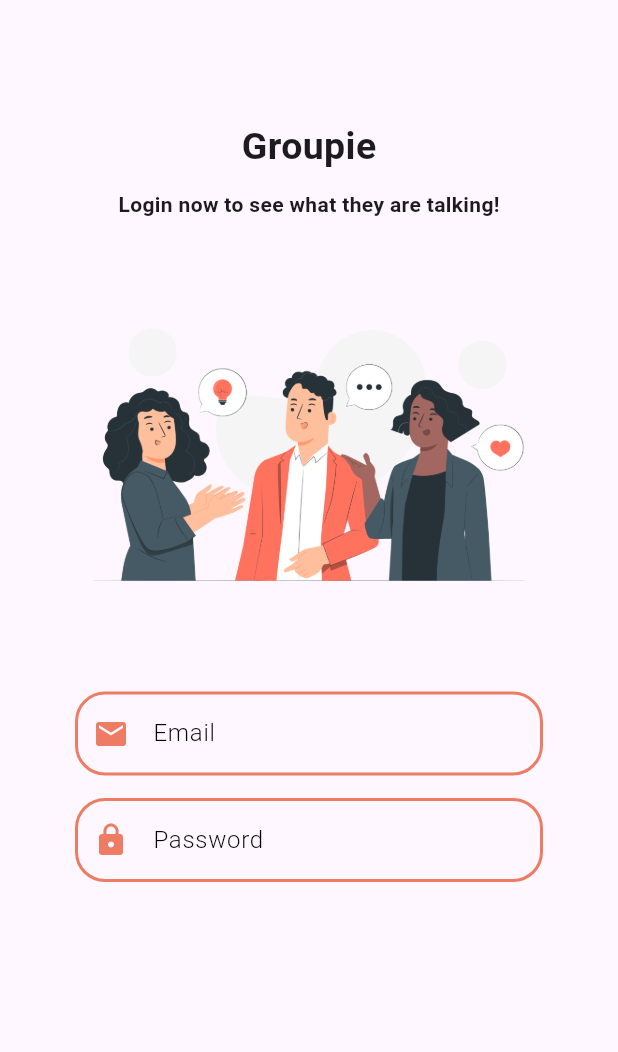
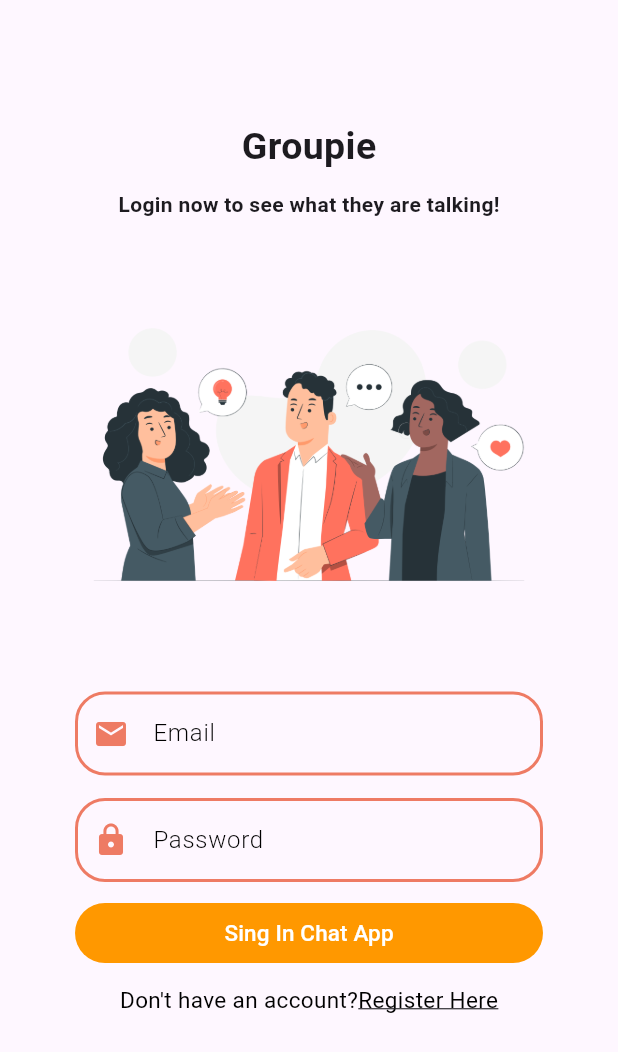
Before and after one commit to mertaksoyy/ChatApp, a Flutter app: the screen it shows after launch, on a phone screen of 412 x 824 dp. Shown: the top 1052 px of the screen. Run offline on Flutter 3.47's test engine with Material 3 defaults, Android fonts, the phone set to English and light mode, and no system bars; our stand-ins replace firebase_core, shared_preferences; accounts and stored records are empty.

Commit message:
Chat App

```diff
--- a/chatapp_firebase/lib/main.dart
+++ b/chatapp_firebase/lib/main.dart
@@ -1,6 +1,6 @@
 import 'package:chatapp_firebase/helper/helper_function.dart';
-import 'package:chatapp_firebase/pages/auth/home_page.dart';
-import 'package:chatapp_firebase/pages/login_page.dart';
+import 'package:chatapp_firebase/pages/auth/login_page.dart';
+import 'package:chatapp_firebase/pages/home_page.dart';
 import 'package:chatapp_firebase/shared/constants.dart';
 import 'package:firebase_core/firebase_core.dart';
 import 'package:flutter/material.dart';
--- a/chatapp_firebase/lib/pages/login_page.dart
+++ b/chatapp_firebase/lib/pages/auth/login_page.dart
@@ -1,4 +1,6 @@
+import 'package:chatapp_firebase/pages/auth/register_page.dart';
 import 'package:chatapp_firebase/widgets/widgets.dart';
+import 'package:flutter/gestures.dart';
 import 'package:flutter/material.dart';
 
 class LoginPage extends StatefulWidget {
@@ -59,7 +61,7 @@ class _LoginPageState extends State<LoginPage> {
                       : "Please enter a valid email";
                 },
               ),
-              SizedBox(
+              const SizedBox(
                 height: 15,
               ),
               TextFormField(
@@ -71,10 +73,11 @@ class _LoginPageState extends State<LoginPage> {
                     color: Color(0xFFee7b64),
                   ),
                 ),
+                //check the who is entering the email right or not
                 validator: (val) {
                   if (/*val.length < 6 || val == null*/ val == null ||
                       val.length < 6) {
-                    return "Password must be longer than 6 character or can not be empty";
+                    return "Password must be longer than 6 character";
                   } else {
                     return null;
                   }
@@ -82,11 +85,55 @@ class _LoginPageState extends State<LoginPage> {
                 onChanged: (val) {
                   password = val;
                 },
-              )
+              ),
+              SizedBox(
+                height: 10,
+              ),
+              SizedBox(
+                width: double.infinity,
+                child: ElevatedButton(
+                  style: ElevatedButton.styleFrom(
+                      backgroundColor: Colors.orange,
+                      elevation: 0,
+                      shape: RoundedRectangleBorder(
+                          borderRadius: BorderRadius.circular(30))),
+                  child: const Text(
+                    "Sing In Chat App",
+                    style: TextStyle(color: Colors.white, fontSize: 15),
+                  ),
+                  onPressed: () {
+                    login();
+                  },
+                ),
+              ),
+              const SizedBox(
+                height: 10,
+              ),
+              Text.rich(TextSpan(
+                  text: "Don't have an account?",
+                  style: const TextStyle(color: Colors.black, fontSize: 15),
+                  children: <TextSpan>[
+                    TextSpan(
+                        text: "Register Here",
+                        style: TextStyle(
+                            color: Colors.black,
+                            decoration: TextDecoration.underline),
+                        recognizer: TapGestureRecognizer()
+                          ..onTap = () {
+                            nextScreen(context, RegisterPage());
+                          })
+                  ]))
             ],
           ),
         ),
       ),
     ));
   }
+
+  login() {
+    //check currenstate validate and login
+    if (formKey.currentState!.validate()) {
+      nextScreen(context, LoginPage());
+    }
+  }
 }
```
Also changed, not shown: chatapp_firebase/lib/pages/auth/register_page.dart (added, +15 -0 lines), chatapp_firebase/lib/widgets/widgets.dart (+10 -1 lines), chatapp_firebase/lib/pages/home_page.dart (renamed from chatapp_firebase/lib/pages/auth/home_page.dart).
